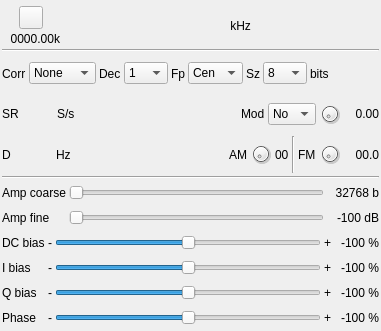
The window that plugins/samplesource/testsource/testsourcegui.ui (f4exb/sdrangel) describes before a commit, drawn with Qt 5.
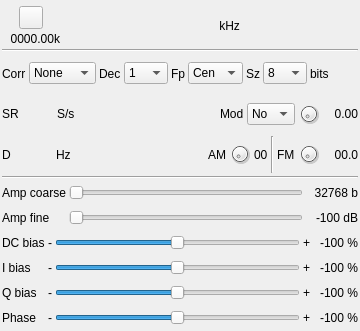
The same window after the commit. Icons and pictures are not drawn. Custom widgets are drawn as their Qt base class.

Commit message: Adjust some plugin window constraints so they work better with stack layout

```diff
--- a/plugins/samplesource/testsource/testsourcegui.ui
+++ b/plugins/samplesource/testsource/testsourcegui.ui
@@ -6,7 +6,7 @@
    <rect>
     <x>0</x>
     <y>0</y>
-    <width>381</width>
+    <width>360</width>
     <height>331</height>
    </rect>
   </property>
@@ -18,13 +18,13 @@
   </property>
   <property name="minimumSize">
    <size>
-    <width>381</width>
+    <width>360</width>
     <height>331</height>
    </size>
   </property>
   <property name="maximumSize">
    <size>
-    <width>381</width>
+    <width>360</width>
     <height>331</height>
    </size>
   </property>
```
The commit also changes 6 other files.
